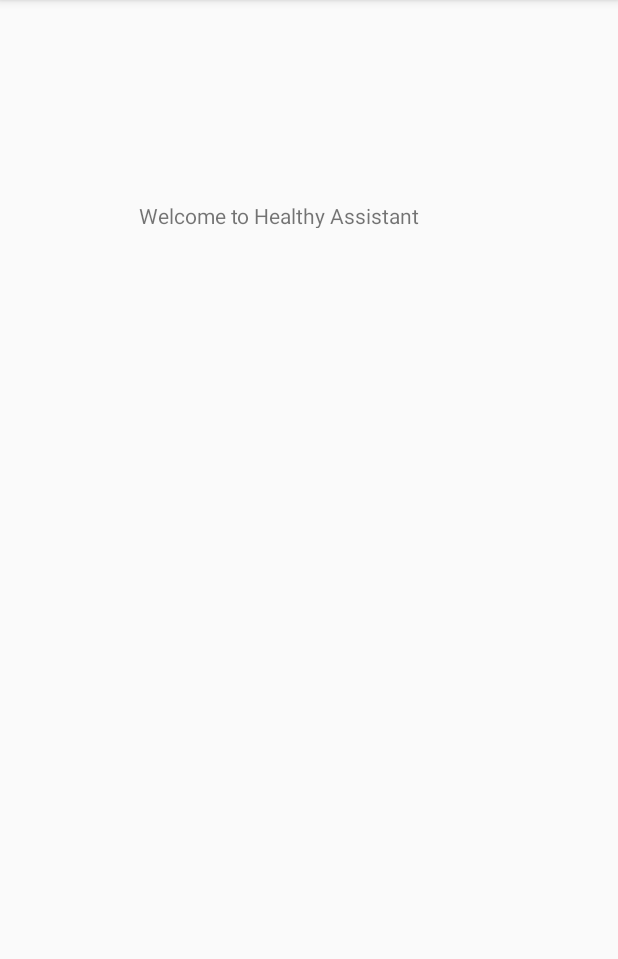
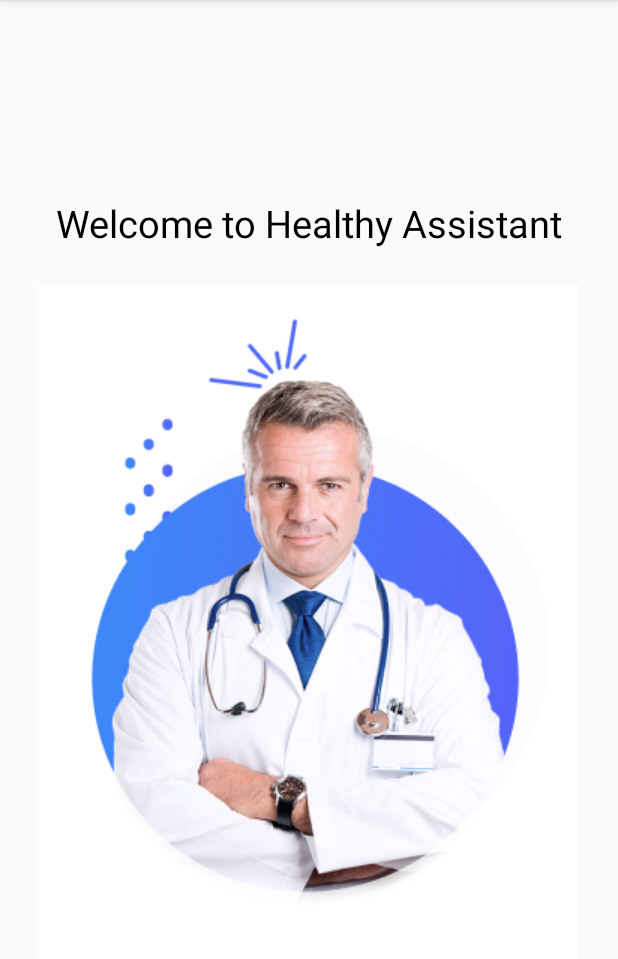
Before and after one commit to irritablebro/404GroupProject, an Android app: the begin_page screen opened directly, with no data from a screen before it, on a phone screen of 412 x 824 dp, the part 84-1043 px from its top. Run offline under Robolectric (Android 15) with nearby library versions, the phone set to English and light mode, and no system bars.

Commit message:
起始页ui

```diff
--- a/app/src/main/res/layout/activity_begin_page.xml
+++ b/app/src/main/res/layout/activity_begin_page.xml
@@ -8,14 +8,24 @@
 
     <TextView
         android:id="@+id/textView"
-        android:layout_width="227dp"
-        android:layout_height="18dp"
+        android:layout_width="wrap_content"
+        android:layout_height="wrap_content"
         android:text="Welcome to Healthy Assistant"
+        android:textSize="25dp"
+        android:textColor="@color/black"
         app:layout_constraintBottom_toBottomOf="parent"
         app:layout_constraintEnd_toEndOf="parent"
         app:layout_constraintStart_toStartOf="parent"
         app:layout_constraintTop_toTopOf="parent"
         app:layout_constraintVertical_bias="0.179" />
 
+    <ImageView
+        android:layout_width="wrap_content"
+        android:layout_height="wrap_content"
+        android:layout_marginTop="24dp"
+        android:src="@drawable/start_page_doctor"
+        app:layout_constraintEnd_toEndOf="parent"
+        app:layout_constraintStart_toStartOf="parent"
+        app:layout_constraintTop_toBottomOf="@+id/textView" />
 
 </androidx.constraintlayout.widget.ConstraintLayout>
```
